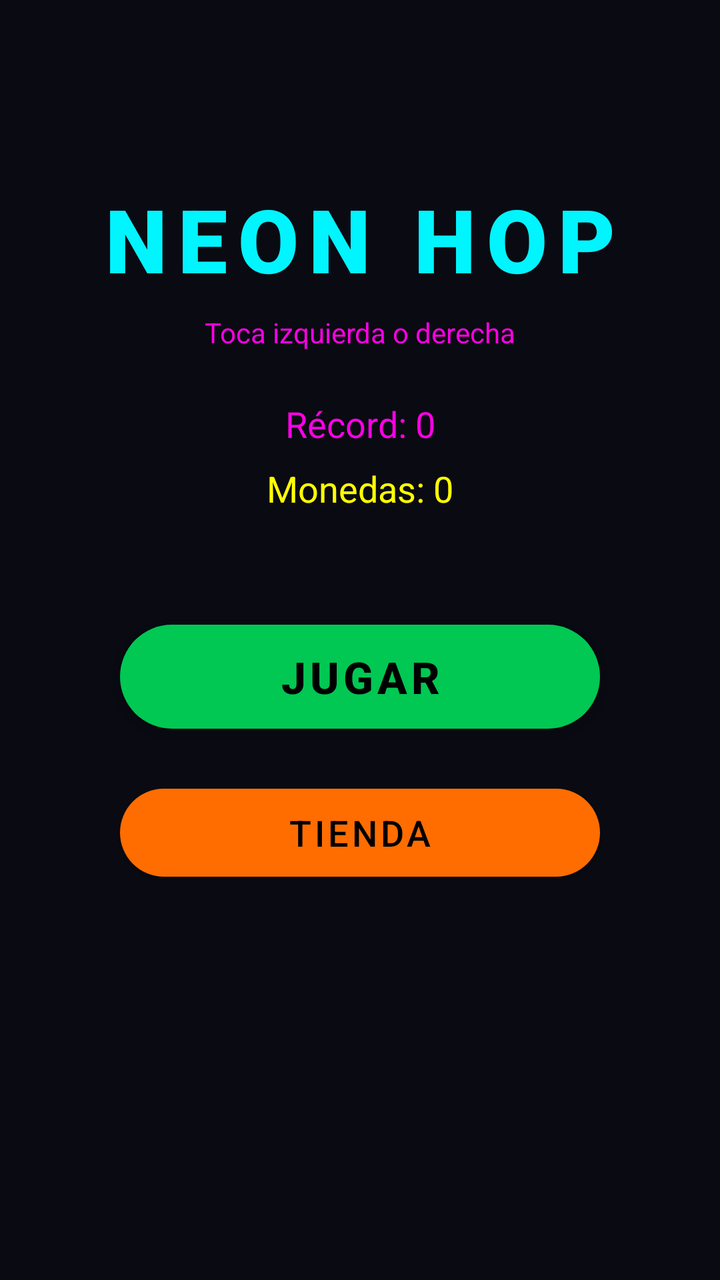
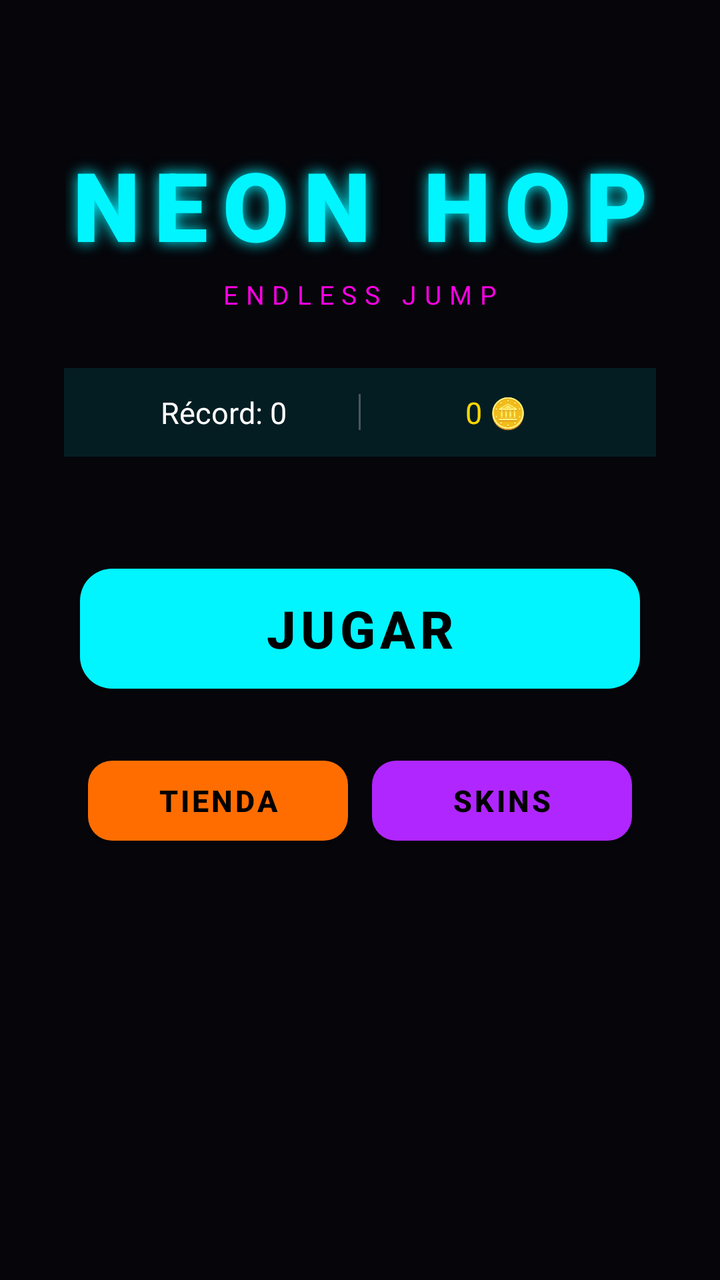

Before-and-after screenshots of an Android layout around one commit, followed by the original layout XML and the change that was made.
<!-- AndroidManifest.xml: activity theme Theme.NeonRush -->
<!-- res/layout/activity_main.xml -->
<?xml version="1.0" encoding="utf-8"?>
<androidx.constraintlayout.widget.ConstraintLayout
    xmlns:android="http://schemas.android.com/apk/res/android"
    xmlns:app="http://schemas.android.com/apk/res-auto"
    android:layout_width="match_parent"
    android:layout_height="match_parent"
    android:background="@color/dark_bg">

    <TextView
        android:id="@+id/tvTitle"
        android:layout_width="wrap_content"
        android:layout_height="wrap_content"
        android:text="NEON HOP"
        android:textColor="@color/neon_cyan"
        android:textSize="44sp"
        android:textStyle="bold"
        android:fontFamily="sans-serif-black"
        android:letterSpacing="0.12"
        app:layout_constraintTop_toTopOf="parent"
        app:layout_constraintStart_toStartOf="parent"
        app:layout_constraintEnd_toEndOf="parent"
        android:layout_marginTop="90dp" />

    <TextView
        android:id="@+id/tvSubtitle"
        android:layout_width="wrap_content"
        android:layout_height="wrap_content"
        android:text="Toca izquierda o derecha"
        android:textColor="@color/neon_magenta"
        android:textSize="14sp"
        app:layout_constraintTop_toBottomOf="@id/tvTitle"
        app:layout_constraintStart_toStartOf="parent"
        app:layout_constraintEnd_toEndOf="parent"
        android:layout_marginTop="8dp" />

    <TextView
        android:id="@+id/tvHighScore"
        android:layout_width="wrap_content"
        android:layout_height="wrap_content"
        android:text="Récord: 0"
        android:textColor="@color/neon_magenta"
        android:textSize="18sp"
        app:layout_constraintTop_toBottomOf="@id/tvSubtitle"
        app:layout_constraintStart_toStartOf="parent"
        app:layout_constraintEnd_toEndOf="parent"
        android:layout_marginTop="24dp" />

    <TextView
        android:id="@+id/tvCoins"
        android:layout_width="wrap_content"
        android:layout_height="wrap_content"
        android:text="Monedas: 0"
        android:textColor="@color/neon_yellow"
        android:textSize="18sp"
        app:layout_constraintTop_toBottomOf="@id/tvHighScore"
        app:layout_constraintStart_toStartOf="parent"
        app:layout_constraintEnd_toEndOf="parent"
        android:layout_marginTop="8dp" />

    <com.google.android.material.button.MaterialButton
        android:id="@+id/btnPlay"
        android:layout_width="240dp"
        android:layout_height="64dp"
        android:text="@string/play"
        android:textSize="22sp"
        android:textStyle="bold"
        app:backgroundTint="@color/button_play"
        app:cornerRadius="32dp"
        app:layout_constraintTop_toBottomOf="@id/tvCoins"
        app:layout_constraintStart_toStartOf="parent"
        app:layout_constraintEnd_toEndOf="parent"
        android:layout_marginTop="50dp" />

    <com.google.android.material.button.MaterialButton
        android:id="@+id/btnShop"
        android:layout_width="240dp"
        android:layout_height="56dp"
        android:text="@string/shop"
        android:textSize="18sp"
        app:backgroundTint="@color/button_shop"
        app:cornerRadius="28dp"
        app:layout_constraintTop_toBottomOf="@id/btnPlay"
        app:layout_constraintStart_toStartOf="parent"
        app:layout_constraintEnd_toEndOf="parent"
        android:layout_marginTop="18dp" />

    <FrameLayout
        android:id="@+id/adBannerContainer"
        android:layout_width="match_parent"
        android:layout_height="wrap_content"
        app:layout_constraintBottom_toBottomOf="parent"
        app:layout_constraintStart_toStartOf="parent"
        app:layout_constraintEnd_toEndOf="parent" />

</androidx.constraintlayout.widget.ConstraintLayout>
<!-- resources referenced by this layout -->
<resources>
  <color name="button_play">#FF00C853</color>
  <color name="button_shop">#FFFF6D00</color>
  <color name="dark_bg">#FF0A0A12</color>
  <color name="neon_cyan">#FF00F5FF</color>
  <color name="neon_magenta">#FFFF00E5</color>
  <color name="neon_yellow">#FFFFFF00</color>
  <string name="play">JUGAR</string>
  <string name="shop">TIENDA</string>
  <style name="Theme.NeonRush" parent="Theme.MaterialComponents.DayNight.NoActionBar">
          <item name="colorPrimary">@color/neon_cyan</item>
          <item name="colorPrimaryVariant">@color/neon_purple</item>
          <item name="colorOnPrimary">@color/black</item>
          <item name="colorSecondary">@color/neon_magenta</item>
          <item name="android:statusBarColor">@color/darker_bg</item>
          <item name="android:navigationBarColor">@color/darker_bg</item>
          <item name="android:windowBackground">@color/dark_bg</item>
      </style>
  <color name="neon_purple">#FFB026FF</color>
  <color name="black">#FF000000</color>
  <color name="darker_bg">#FF050508</color>
</resources>

<!-- the commit's change to res/layout/activity_main.xml (unified diff, before → after) -->
@@ -4,86 +4,143 @@
     xmlns:app="http://schemas.android.com/apk/res-auto"
     android:layout_width="match_parent"
     android:layout_height="match_parent"
-    android:background="@color/dark_bg">
+    android:background="#05050A">
 
+    
+    <View
+        android:id="@+id/topGlow"
+        android:layout_width="match_parent"
+        android:layout_height="220dp"
+        android:background="@drawable/bg_top_glow"
+        app:layout_constraintTop_toTopOf="parent" />
+
+    
     <TextView
         android:id="@+id/tvTitle"
         android:layout_width="wrap_content"
         android:layout_height="wrap_content"
         android:text="NEON HOP"
-        android:textColor="@color/neon_cyan"
-        android:textSize="44sp"
+        android:textColor="#00F5FF"
+        android:textSize="48sp"
         android:textStyle="bold"
         android:fontFamily="sans-serif-black"
-        android:letterSpacing="0.12"
+        android:letterSpacing="0.15"
+        android:shadowColor="#00F5FF"
+        android:shadowDx="0"
+        android:shadowDy="0"
+        android:shadowRadius="18"
         app:layout_constraintTop_toTopOf="parent"
         app:layout_constraintStart_toStartOf="parent"
         app:layout_constraintEnd_toEndOf="parent"
-        android:layout_marginTop="90dp" />
+        android:layout_marginTop="70dp" />
 
     <TextView
         android:id="@+id/tvSubtitle"
         android:layout_width="wrap_content"
         android:layout_height="wrap_content"
-        android:text="Toca izquierda o derecha"
-        android:textColor="@color/neon_magenta"
-        android:textSize="14sp"
+        android:text="ENDLESS JUMP"
+        android:textColor="#FF00E5"
+        android:textSize="13sp"
+        android:letterSpacing="0.3"
         app:layout_constraintTop_toBottomOf="@id/tvTitle"
         app:layout_constraintStart_toStartOf="parent"
         app:layout_constraintEnd_toEndOf="parent"
-        android:layout_marginTop="8dp" />
+        android:layout_marginTop="4dp" />
 
-    <TextView
-        android:id="@+id/tvHighScore"
-        android:layout_width="wrap_content"
+    
+    <LinearLayout
+        android:id="@+id/statsBar"
+        android:layout_width="0dp"
         android:layout_height="wrap_content"
-        android:text="Récord: 0"
-        android:textColor="@color/neon_magenta"
-        android:textSize="18sp"
+        android:orientation="horizontal"
+        android:gravity="center"
+        android:padding="12dp"
+        android:background="#1A00F5FF"
         app:layout_constraintTop_toBottomOf="@id/tvSubtitle"
         app:layout_constraintStart_toStartOf="parent"
         app:layout_constraintEnd_toEndOf="parent"
-        android:layout_marginTop="24dp" />
+        android:layout_marginTop="28dp"
+        android:layout_marginStart="32dp"
+        android:layout_marginEnd="32dp">
 
-    <TextView
-        android:id="@+id/tvCoins"
-        android:layout_width="wrap_content"
-        android:layout_height="wrap_content"
-        android:text="Monedas: 0"
-        android:textColor="@color/neon_yellow"
-        android:textSize="18sp"
-        app:layout_constraintTop_toBottomOf="@id/tvHighScore"
-        app:layout_constraintStart_toStartOf="parent"
-        app:layout_constraintEnd_toEndOf="parent"
-        android:layout_marginTop="8dp" />
+        <TextView
+            android:id="@+id/tvHighScore"
+            android:layout_width="0dp"
+            android:layout_height="wrap_content"
+            android:layout_weight="1"
+            android:text="Récord: 0"
+            android:textColor="#FFFFFF"
+            android:textSize="15sp"
+            android:gravity="center" />
 
+        <View
+            android:layout_width="1dp"
+            android:layout_height="18dp"
+            android:background="#44FFFFFF" />
+
+        <TextView
+            android:id="@+id/tvCoins"
+            android:layout_width="0dp"
+            android:layout_height="wrap_content"
+            android:layout_weight="1"
+            android:text="0 🪙"
+            android:textColor="#FFD700"
+            android:textSize="15sp"
+            android:gravity="center" />
+    </LinearLayout>
+
+    
     <com.google.android.material.button.MaterialButton
         android:id="@+id/btnPlay"
-        android:layout_width="240dp"
-        android:layout_height="64dp"
-        android:text="@string/play"
-        android:textSize="22sp"
+        android:layout_width="280dp"
+        android:layout_height="72dp"
+        android:text="JUGAR"
+        android:textSize="26sp"
         android:textStyle="bold"
-        app:backgroundTint="@color/button_play"
-        app:cornerRadius="32dp"
-        app:layout_constraintTop_toBottomOf="@id/tvCoins"
+        android:textColor="#000000"
+        app:backgroundTint="#00F5FF"
+        app:cornerRadius="16dp"
+        app:elevation="12dp"
+        app:layout_constraintTop_toBottomOf="@id/statsBar"
         app:layout_constraintStart_toStartOf="parent"
         app:layout_constraintEnd_toEndOf="parent"
         android:layout_marginTop="50dp" />
 
-    <com.google.android.material.button.MaterialButton
-        android:id="@+id/btnShop"
-        android:layout_width="240dp"
-        android:layout_height="56dp"
-        android:text="@string/shop"
-        android:textSize="18sp"
-        app:backgroundTint="@color/button_shop"
-        app:cornerRadius="28dp"
+    
+    <LinearLayout
+        android:id="@+id/secondaryButtons"
+        android:layout_width="wrap_content"
+        android:layout_height="wrap_content"
+        android:orientation="horizontal"
+        android:gravity="center"
         app:layout_constraintTop_toBottomOf="@id/btnPlay"
         app:layout_constraintStart_toStartOf="parent"
         app:layout_constraintEnd_toEndOf="parent"
-        android:layout_marginTop="18dp" />
+        android:layout_marginTop="24dp">
 
+        <com.google.android.material.button.MaterialButton
+            android:id="@+id/btnShop"
+            android:layout_width="130dp"
+            android:layout_height="52dp"
+            android:text="TIENDA"
+            android:textSize="15sp"
+            android:textStyle="bold"
+            app:backgroundTint="#FF6D00"
+            app:cornerRadius="12dp"
+            android:layout_marginEnd="12dp" />
+
+        <com.google.android.material.button.MaterialButton
+            android:id="@+id/btnSkins"
+            android:layout_width="130dp"
+            android:layout_height="52dp"
+            android:text="SKINS"
+            android:textSize="15sp"
+            android:textStyle="bold"
+            app:backgroundTint="#B026FF"
+            app:cornerRadius="12dp" />
+    </LinearLayout>
+
+    
     <FrameLayout
         android:id="@+id/adBannerContainer"
         android:layout_width="match_parent"
<!-- resource entries referenced after the edit -->
@@ -1,13 +1,5 @@
 <!-- resources referenced by this layout -->
 <resources>
-  <color name="button_play">#FF00C853</color>
-  <color name="button_shop">#FFFF6D00</color>
-  <color name="dark_bg">#FF0A0A12</color>
-  <color name="neon_cyan">#FF00F5FF</color>
-  <color name="neon_magenta">#FFFF00E5</color>
-  <color name="neon_yellow">#FFFFFF00</color>
-  <string name="play">JUGAR</string>
-  <string name="shop">TIENDA</string>
   <style name="Theme.NeonRush" parent="Theme.MaterialComponents.DayNight.NoActionBar">
           <item name="colorPrimary">@color/neon_cyan</item>
           <item name="colorPrimaryVariant">@color/neon_purple</item>
@@ -17,8 +9,11 @@
           <item name="android:navigationBarColor">@color/darker_bg</item>
           <item name="android:windowBackground">@color/dark_bg</item>
       </style>
+  <color name="neon_cyan">#FF00F5FF</color>
   <color name="neon_purple">#FFB026FF</color>
   <color name="black">#FF000000</color>
+  <color name="neon_magenta">#FFFF00E5</color>
   <color name="darker_bg">#FF050508</color>
+  <color name="dark_bg">#FF0A0A12</color>
 </resources>
 
